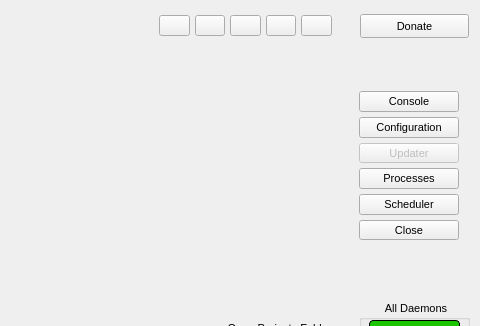
First picture: the form in src/mainwindow.ui, repository WPN-XM/server-control-panel, before the edit; both pictures show x 141 to 621 and y 0 to 326 of the 621 by 411 pixel window.
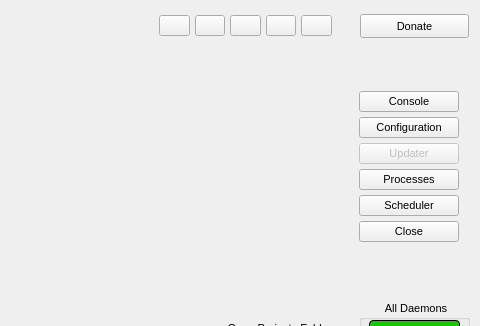
Second picture: the form after the edit. Icons and pictures are not drawn.

Patch:
```diff
--- a/src/mainwindow.ui
+++ b/src/mainwindow.ui
@@ -448,7 +448,7 @@
        <number>5</number>
       </property>
       <property name="sizeConstraint">
-       <enum>QLayout::SetDefaultConstraint</enum>
+       <enum>QLayout::SetMinAndMaxSize</enum>
       </property>
       <property name="leftMargin">
        <number>0</number>
```
Left out of the diff: 2 changed lines with no effect on the pictures.
